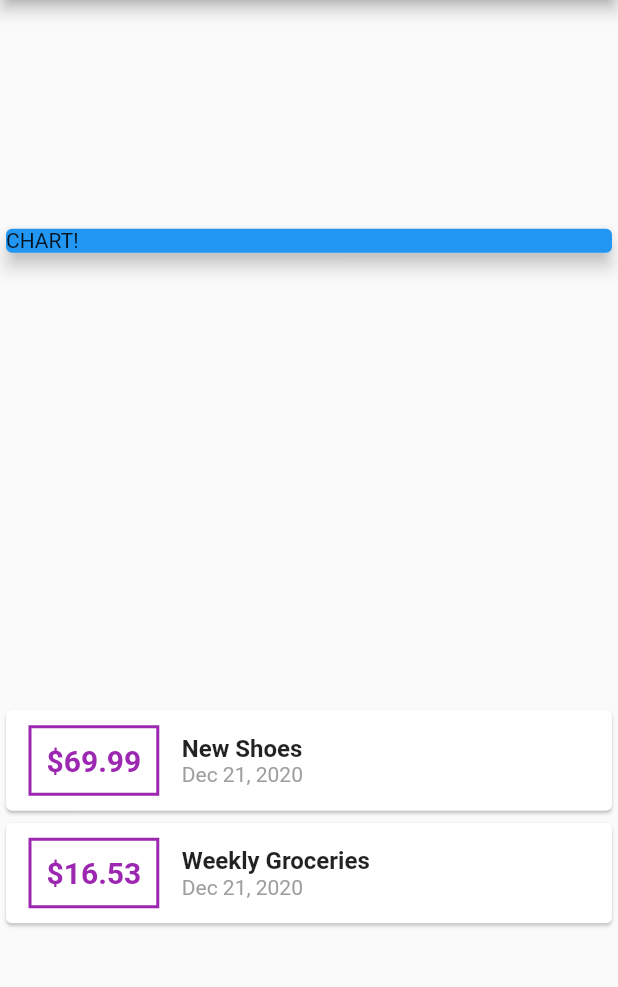
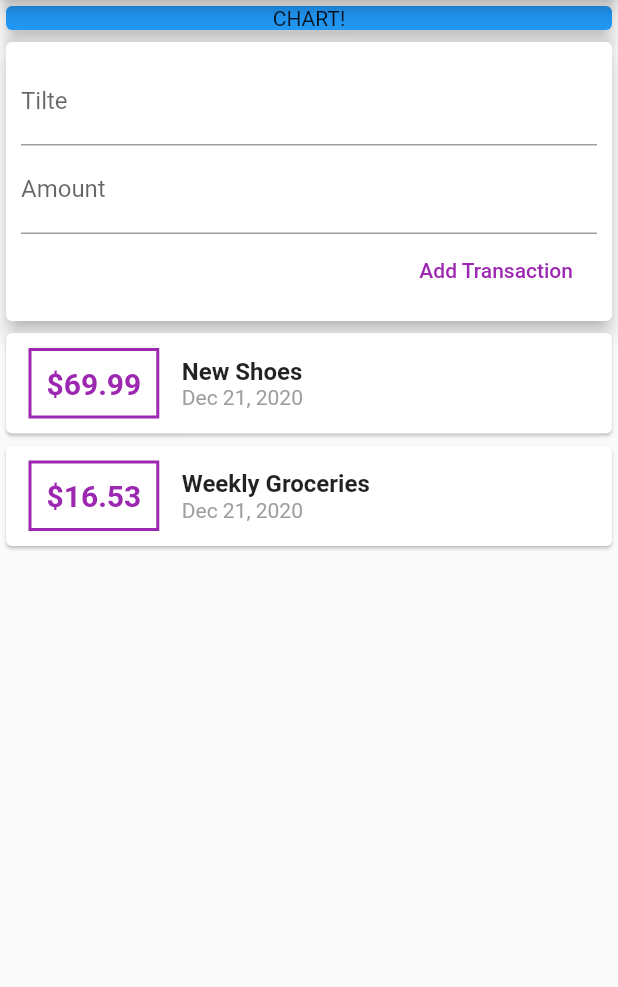
Before and after one commit to VinuBalagopalAP/PersonalExpensesApp, a Flutter app: the screen it shows after launch, on a phone screen of 412 x 824 dp, the part 84-1071 px from its top. Run offline on Flutter 3.47's test engine with Material 2 defaults, Android fonts, the phone set to English and light mode, and no system bars.

Commit message:
Adding Text Input Widgets (TextField)

```diff
--- a/lib/main.dart
+++ b/lib/main.dart
@@ -39,17 +39,44 @@ class MyHomePage extends StatelessWidget {
       appBar: AppBar(
         title: Text('PersonalExpensesApp'),
       ),
-      body: Center(
-        child: Container(
-          width: double.infinity,
-          child: Column(
-            mainAxisAlignment: MainAxisAlignment.spaceAround,
+      body: Column(
+        //mainAxisAlignment: MainAxisAlignment.start,
         crossAxisAlignment: CrossAxisAlignment.stretch,
         children: <Widget>[
+          Container(
+            width: double.infinity,
+            child: Card(
+              color: Colors.blue,
+              child: Text(
+                'CHART!',
+                textAlign: TextAlign.center,
+              ),
+              elevation: 5,
+            ),
+          ),
           Card(
-                color: Colors.blue,
-                child: Container(width: double.infinity, child: Text('CHART!')),
             elevation: 5,
+            child: Container(
+              padding: EdgeInsets.all(10),
+              child: Column(
+                crossAxisAlignment: CrossAxisAlignment.end,
+                children: <Widget>[
+                  TextField(
+                    decoration: InputDecoration(labelText: 'Tilte'),
+                  ),
+                  TextField(
+                    decoration: InputDecoration(labelText: 'Amount'),
+                  ),
+                  FlatButton(
+                    onPressed: () {},
+                    textColor: Colors.purple,
+                    child: Text(
+                      'Add Transaction',
+                    ),
+                  )
+                ],
+              ),
+            ),
           ),
           Column(
             children: transactions.map((tx) {
@@ -101,8 +128,6 @@ class MyHomePage extends StatelessWidget {
           )
         ],
       ),
-        ),
-      ),
     );
   }
 }
```
Lines whose indentation alone changed are shown as unchanged.
